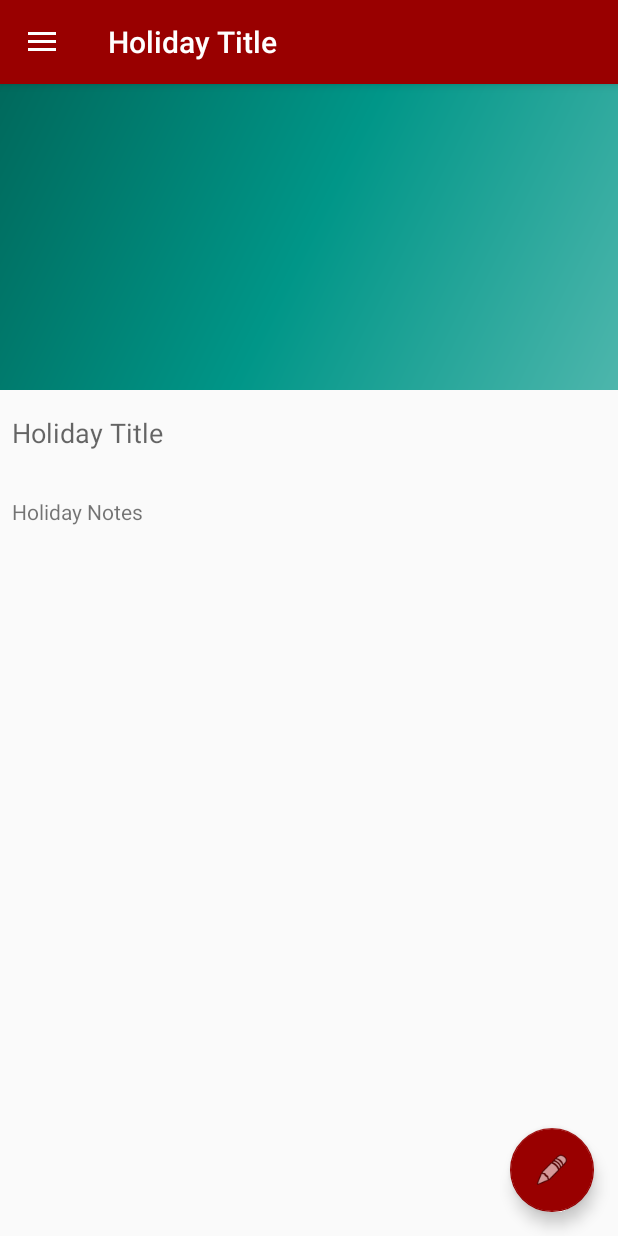
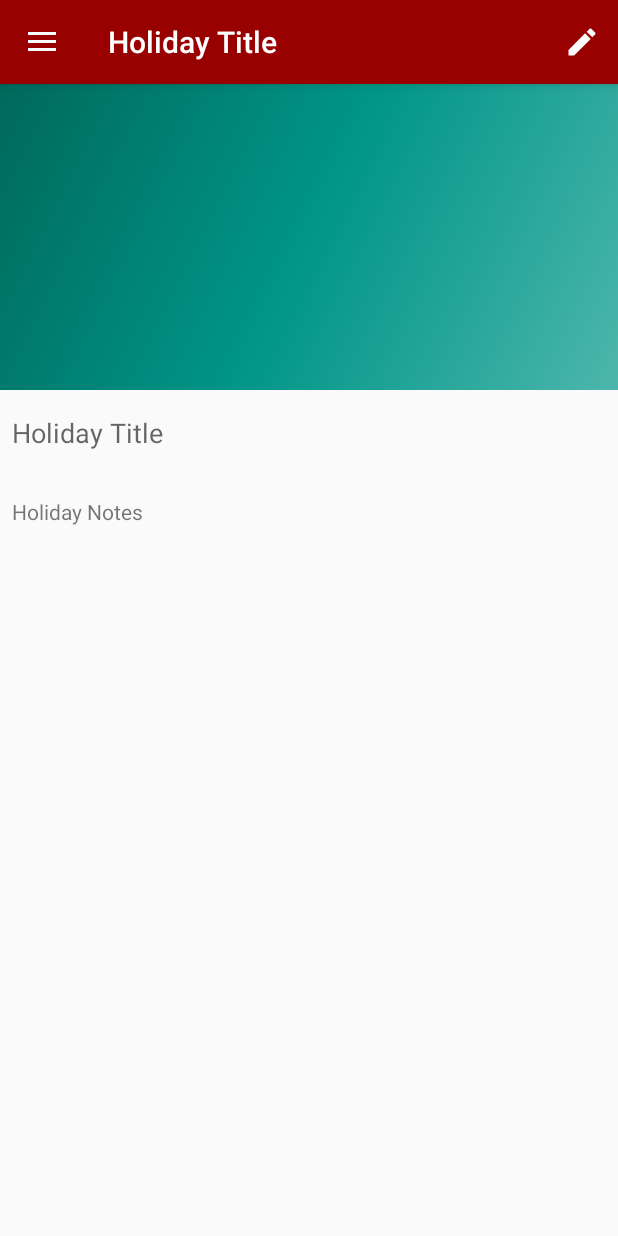
Before and after one commit to geoking/TravelKeeper, an Android app: the fragment HolidayDetailsFragment placed in its activity, on a phone screen of 412 x 824 dp. Run offline under Robolectric (Android 15) with nearby library versions, the phone set to English and light mode, and no system bars; 2 statements that could not run were skipped.

Commit message:
Fixed back button, change fabs around

```diff
--- a/app/src/main/java/me/geoking/travelkeeper/fragments/HolidayDetailsFragment.java
+++ b/app/src/main/java/me/geoking/travelkeeper/fragments/HolidayDetailsFragment.java
@@ -8,6 +8,8 @@ import android.support.v4.app.Fragment;
 import android.support.v4.app.FragmentManager;
 import android.support.v4.app.FragmentTransaction;
 import android.view.LayoutInflater;
+import android.view.Menu;
+import android.view.MenuInflater;
 import android.view.View;
 import android.view.ViewGroup;
 import android.widget.TextView;
@@ -79,20 +81,15 @@ public class HolidayDetailsFragment extends Fragment {
         titleField.setText(item.getDescription());
         TextView notesField = view.findViewById(R.id.holiday_notes);
         notesField.setText(item.getNotes());
-
-        FloatingActionButton myFab = (FloatingActionButton) view.findViewById(R.id.fab_edit_holiday);
-        myFab.setOnClickListener(new View.OnClickListener() {
-            public void onClick(View v) {
-                Fragment fragment = new HolidayDetailsEditFragment();
-                FragmentManager fragmentManager = getActivity().getSupportFragmentManager();
-                FragmentTransaction fragmentTransaction = fragmentManager.beginTransaction();
-                fragmentTransaction.replace(R.id.fragment_container, fragment);
-                fragmentTransaction.addToBackStack(null);
-                fragmentTransaction.commit();
-            }
-        });
+        setHasOptionsMenu(true);
         return view;
 
+    }
+
+    @Override
+    public void onCreateOptionsMenu(
+            Menu menu, MenuInflater inflater) {
+        inflater.inflate(R.menu.holiday_details_edit, menu);
     }
 
     @Override
--- a/app/src/main/java/me/geoking/travelkeeper/model/HolidayData.java
+++ b/app/src/main/java/me/geoking/travelkeeper/model/HolidayData.java
@@ -31,7 +31,9 @@ public class HolidayData {
     }
 
     private void createData() {
-
+        Holiday holday = new Holiday();
+        holidays.add(holday);
+        holidays.add(holday);
     }
 
     public ArrayList<Holiday> getHolidays() {
--- /dev/null
+++ b/app/src/main/res/drawable/ic_add_white_24dp.xml
@@ -0,0 +1,5 @@
+<vector android:height="24dp" android:tint="#FFFFFF"
+    android:viewportHeight="24.0" android:viewportWidth="24.0"
+    android:width="24dp" xmlns:android="http://schemas.android.com/apk/res/android">
+    <path android:fillColor="#FF000000" android:pathData="M19,13h-6v6h-2v-6H5v-2h6V5h2v6h6v2z"/>
+</vector>
--- /dev/null
+++ b/app/src/main/res/drawable/ic_edit_white_24dp.xml
@@ -0,0 +1,5 @@
+<vector android:height="24dp" android:tint="#FFFFFF"
+    android:viewportHeight="24.0" android:viewportWidth="24.0"
+    android:width="24dp" xmlns:android="http://schemas.android.com/apk/res/android">
+    <path android:fillColor="#FF000000" android:pathData="M3,17.25V21h3.75L17.81,9.94l-3.75,-3.75L3,17.25zM20.71,7.04c0.39,-0.39 0.39,-1.02 0,-1.41l-2.34,-2.34c-0.39,-0.39 -1.02,-0.39 -1.41,0l-1.83,1.83 3.75,3.75 1.83,-1.83z"/>
+</vector>
--- a/app/src/main/res/layout/fragment_holiday_details.xml
+++ b/app/src/main/res/layout/fragment_holiday_details.xml
@@ -6,14 +6,6 @@
     tools:context="me.geoking.travelkeeper.fragments.HolidayDetailsFragment">
 
 
-    <android.support.design.widget.FloatingActionButton
-        android:id="@+id/fab_edit_holiday"
-        android:layout_width="wrap_content"
-        android:layout_height="wrap_content"
-        android:layout_gravity="bottom|end"
-        android:layout_margin="@dimen/fab_margin"
-        app:srcCompat="@android:drawable/ic_menu_edit" />
-    <!-- TODO: Update blank fragment layout -->
 
     <android.support.constraint.ConstraintLayout
         android:layout_width="match_parent"
--- a/app/src/main/res/layout/fragment_holiday_details_edit.xml
+++ b/app/src/main/res/layout/fragment_holiday_details_edit.xml
@@ -29,6 +29,7 @@
             android:inputType="textMultiLine"
             android:singleLine="false"
             android:text="@string/holiday_notes"
+
             app:layout_constraintBottom_toBottomOf="parent"
             app:layout_constraintEnd_toEndOf="parent"
             app:layout_constraintHorizontal_bias="0.0"
--- /dev/null
+++ b/app/src/main/res/menu/holiday_details_edit.xml
@@ -0,0 +1,12 @@
+<?xml version="1.0" encoding="utf-8"?>
+<menu xmlns:android="http://schemas.android.com/apk/res/android"
+    xmlns:app="http://schemas.android.com/apk/res-auto">
+
+    <item
+        android:id="@+id/edit"
+        android:icon="@drawable/ic_edit_white_24dp"
+        android:title="Confirm"
+        app:showAsAction="always"
+        />
+
+</menu>
```
Also changed, not shown: app/src/main/java/me/geoking/travelkeeper/MainActivity.java (+14 -4 lines), app/src/main/java/me/geoking/travelkeeper/fragments/HolidayFragment.java (+11 -2 lines), app/src/main/res/layout/fragment_holiday_list.xml (+1 -19 lines), app/src/main/res/menu/holiday_details_add.xml (added, +12 -0 lines).
